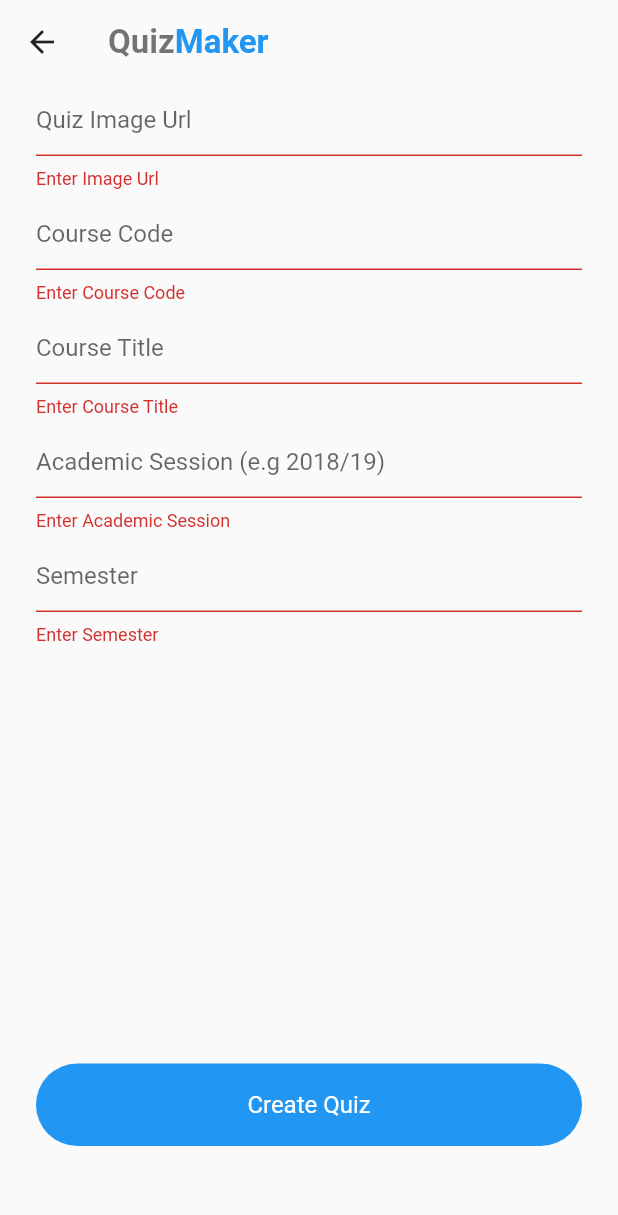
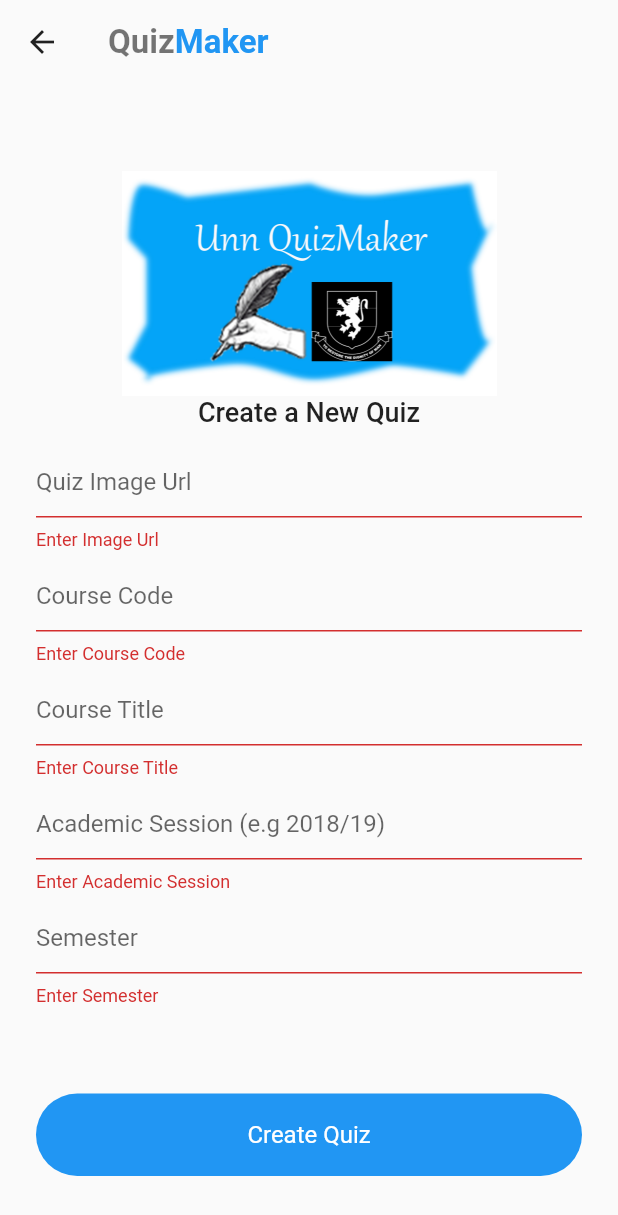
Before and after one commit to JideijeEmeka/quizmaker, a Flutter app: the CreateQuiz screen opened directly, after a tap on "Create Quiz", on a phone screen of 412 x 824 dp. Shown: the top 1215 px of the screen. Run offline on Flutter 3.47's test engine with Material 2 defaults, Android fonts, the phone set to English and light mode, and no system bars; our stand-ins replace cloud_firestore, data_connection_checker, firebase_auth, firebase_core, random_string, shared_preferences; accounts and stored records are empty.

```diff
--- a/lib/main.dart
+++ b/lib/main.dart
@@ -1,5 +1,6 @@
 import 'package:flutter/material.dart';
 import 'package:firebase_core/firebase_core.dart';
+import 'package:quiz_maker/services/connection.dart';
 import 'package:quiz_maker/views/home.dart';
 import 'package:quiz_maker/views/signin_tutor.dart';
 import 'helper/functions.dart';
@@ -31,6 +32,7 @@
   void initState() {
     checkUserLoggedInStatus();
     super.initState();
+    DataCon();
   }
 
   @override
--- a/lib/views/create_quiz.dart
+++ b/lib/views/create_quiz.dart
@@ -13,7 +13,12 @@
 
 class _CreateQuizState extends State<CreateQuiz> {
   final _formKey = GlobalKey<FormState>();
-  String quizImageUrl, quizTitle, quizDescription, quizId, quizSession, quizSemester;
+  String quizImageUrl,
+      quizTitle,
+      quizDescription,
+      quizId,
+      quizSession,
+      quizSemester;
   DatabaseService databaseService = new DatabaseService();
   bool _isLoading = false;
 
@@ -36,8 +41,8 @@
       await databaseService.addQuizData(quizMap, quizId).then((value) {
         setState(() {
           _isLoading = false;
-          Navigator.pushReplacement(
-              context, MaterialPageRoute(builder: (context) => AddQuestion(quizId)));
+          Navigator.pushReplacement(context,
+              MaterialPageRoute(builder: (context) => AddQuestion(quizId)));
         });
       });
     }
@@ -65,6 +70,19 @@
                 padding: EdgeInsets.symmetric(horizontal: 24),
                 child: Column(
                   children: [
+                    Spacer(),
+                    Image.asset(
+                      'lib/images/quizzlogo.jpg',
+                      width: 250,
+                      height: 150,
+                    ),
+                    Text("Create a New Quiz",
+                        style: TextStyle(
+                            color: Colors.black87,
+                            fontSize: 18,
+                            fontStyle: FontStyle.normal,
+                            fontWeight: FontWeight.w500)),
+                    SizedBox(height: 12),
                     TextFormField(
                       validator: (val) =>
                           val.isEmpty ? "Enter Image Url" : null,
@@ -101,12 +119,18 @@
                         quizDescription = val;
                       },
                     ),
-                     SizedBox(
+                    SizedBox(
                       height: 6,
                     ),
                     TextFormField(
-                      validator: (val) =>
-                          val.isEmpty ? "Enter Academic Session" : null,
+                      validator: (val) {
+                        if (val.isEmpty) {
+                          return "Enter Academic Session";
+                        } else if (!val.contains("/")) {
+                          return "Please enter a valid academic session";
+                        }
+                        return null;
+                      },
                       decoration: InputDecoration(
                         hintText: "Academic Session (e.g 2018/19)",
                       ),
@@ -114,12 +138,11 @@
                         quizSession = val;
                       },
                     ),
-                     SizedBox(
+                    SizedBox(
                       height: 6,
                     ),
                     TextFormField(
-                      validator: (val) =>
-                          val.isEmpty ? "Enter Semester" : null,
+                      validator: (val) => val.isEmpty ? "Enter Semester" : null,
                       decoration: InputDecoration(
                         hintText: "Semester",
                       ),
@@ -132,9 +155,10 @@
                         onTap: () {
                           createQuizOnline();
                         },
-                        child: blueButton(context: context, label: "Create Quiz")),
+                        child:
+                            blueButton(context: context, label: "Create Quiz")),
                     SizedBox(
-                      height: 60,
+                      height: 40,
                     ),
                   ],
                 ),
--- a/pubspec.yaml
+++ b/pubspec.yaml
@@ -32,6 +32,7 @@
   flutter_email_sender: ^5.0.0
   # web_socket_channel: ^1.1.0`
   location: ^4.3.0
+  data_connection_checker: ^0.3.4
 
 #dependency_overrides:
 #  shared_preferences: ^2.0.5
```
Also changed, not shown: lib/services/connection.dart (added, +68 -0 lines), lib/views/home_tutor.dart (+27 -9 lines), lib/views/play_quizTutor.dart (+9 -14 lines), pubspec.lock.
